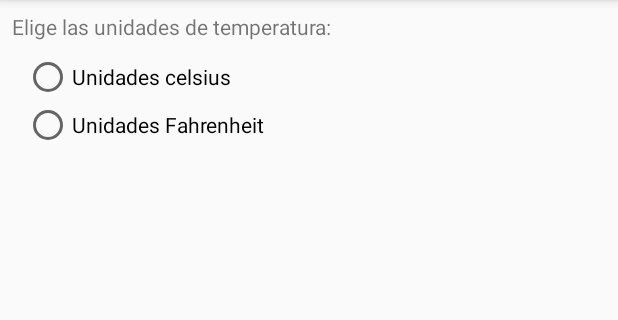
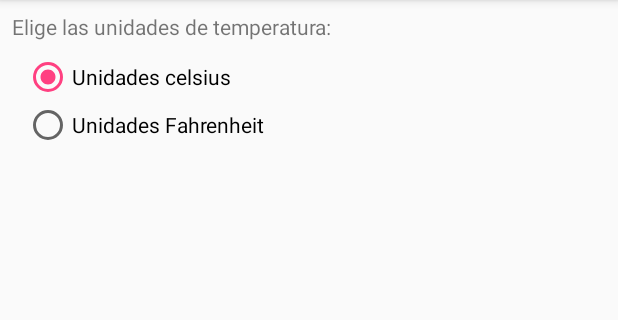
Before and after one commit to rodrigolc5388/guedr, an Android app: the screen it shows after launch (SettingsActivity), in the options menu, after a tap on "Ajustes", on a phone screen of 412 x 824 dp, the part 84-404 px from its top. Run offline under Robolectric (Android 15) with nearby library versions, the phone set to English and light mode, and no system bars.

```diff
--- a/app/src/main/java/com/example/rodrigo/guedr/Forecast.kt
+++ b/app/src/main/java/com/example/rodrigo/guedr/Forecast.kt
@@ -5,4 +5,16 @@ data class Forecast(val maxTemp: Float, val minTemp: Float, val humidity: Float,
         CELSIUS,
         FAHRENHEIT
     }
+
+    protected fun toFahrenheit(celsius: Float) = celsius * 1.8 + 31
+
+    fun getMaxTemp(units: TempUnit) = when(units) {
+        TempUnit.CELSIUS -> maxTemp
+        TempUnit.FAHRENHEIT -> toFahrenheit(maxTemp)
+    }
+
+    fun getMinTemp(units: TempUnit) = when(units) {
+        TempUnit.CELSIUS -> minTemp
+        TempUnit.FAHRENHEIT -> toFahrenheit(minTemp)
+    }
 }
--- a/app/src/main/java/com/example/rodrigo/guedr/ForecastActivity.kt
+++ b/app/src/main/java/com/example/rodrigo/guedr/ForecastActivity.kt
@@ -63,7 +63,8 @@ class ForecastActivity : AppCompatActivity() {
     override fun onOptionsItemSelected(item: MenuItem?): Boolean {
         if (item?.itemId == R.id.menu_show_settings) {
             // Aquí sabemos que se ha pulsado la opción de menú de mostrar ajustes
-            val intent = Intent(this, SettingsActivity::class.java)
+            val intent = SettingsActivity.intent(this, if(temperatureUnits() == Forecast.TempUnit.CELSIUS) R.id.celsius_rb
+            else R.id.farenheit_rb)
             // Esto lo haríamos si la segunda pantalla no nos tiene que devolver nada
             //startActivity(intent)
 
@@ -109,9 +110,8 @@ class ForecastActivity : AppCompatActivity() {
     private fun updateTemperature() {
         val units = temperatureUnits()
         val unitsString = temperatureUnitsString(units)
-        val maxTempString = getString(R.string.max_temp_format, forecast?.maxTemp, unitsString)
-        val minTempString = getString(R.string.min_temp_format, forecast?.minTemp, unitsString)
-
+        val maxTempString = getString(R.string.max_temp_format, forecast?.getMaxTemp(units), unitsString)
+        val minTempString = getString(R.string.min_temp_format, forecast?.getMinTemp(units), unitsString)
         maxTemp?.text = maxTempString
         minTemp?.text = minTempString
 
--- a/app/src/main/java/com/example/rodrigo/guedr/SettingsActivity.kt
+++ b/app/src/main/java/com/example/rodrigo/guedr/SettingsActivity.kt
@@ -14,11 +14,11 @@ class SettingsActivity: AppCompatActivity() {
     companion object {
         val EXTRA_UNITS = "EXTRA_UNITS"
 
-//        fun intent(context: Context): Intent {
-//            return Intent(context, SettingsActivity::class.java)
-//        }
-
-        fun intent(context: Context) = Intent(context, SettingsActivity::class.java)
+        fun intent(context: Context, units: Int): Intent {
+            val intent = Intent(context, SettingsActivity::class.java)
+            intent.putExtra(EXTRA_UNITS, units)
+            return intent
+        }
     }
 
     var radioGroup: RadioGroup? = null
@@ -45,6 +45,8 @@ class SettingsActivity: AppCompatActivity() {
         findViewById<View>(R.id.cancel_button).setOnClickListener { cancelSettings() }
 
         radioGroup = findViewById(R.id.units_rg)
+        val radioSelected = intent.getIntExtra(EXTRA_UNITS, R.id.celsius_rb)
+        radioGroup?.check((radioSelected))
     }
 
 
```
